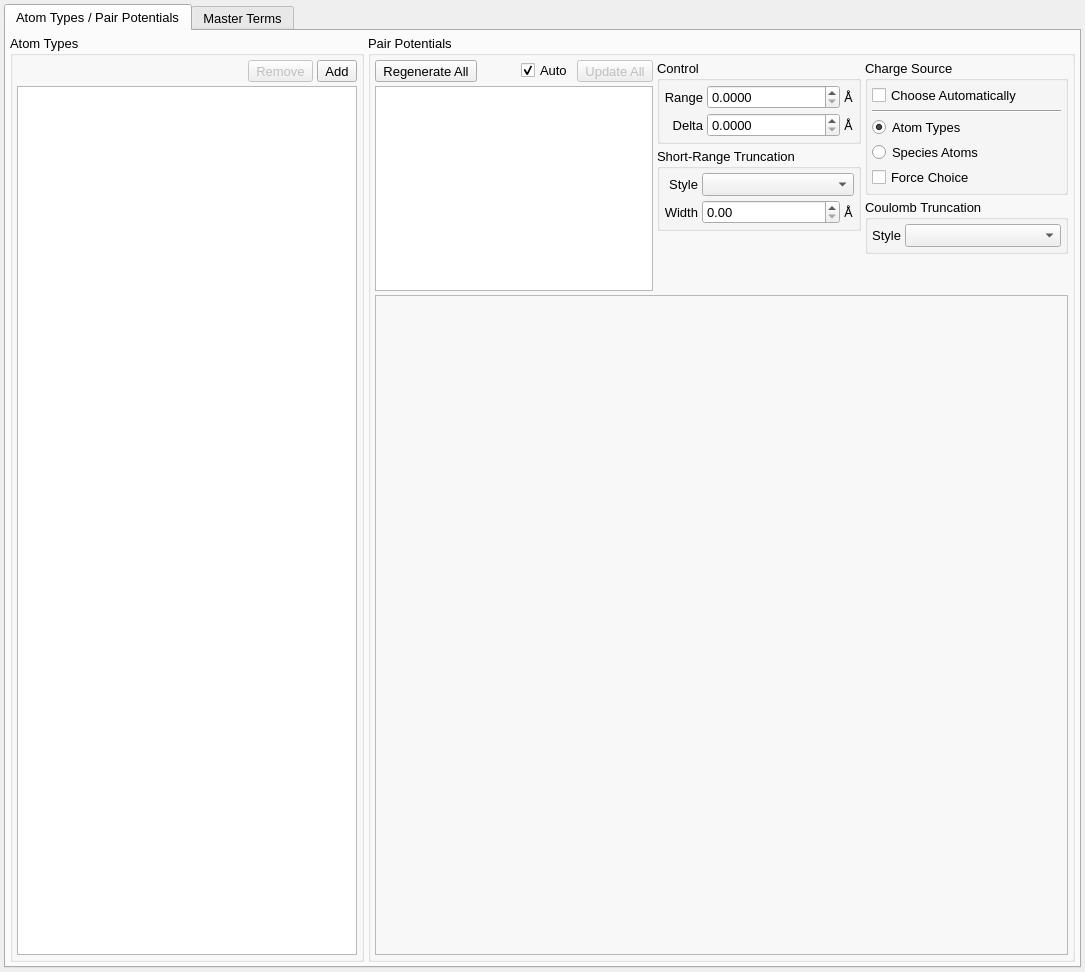
disorderedmaterials/dissolve, file src/gui/forcefieldtab.ui: the form before one commit.
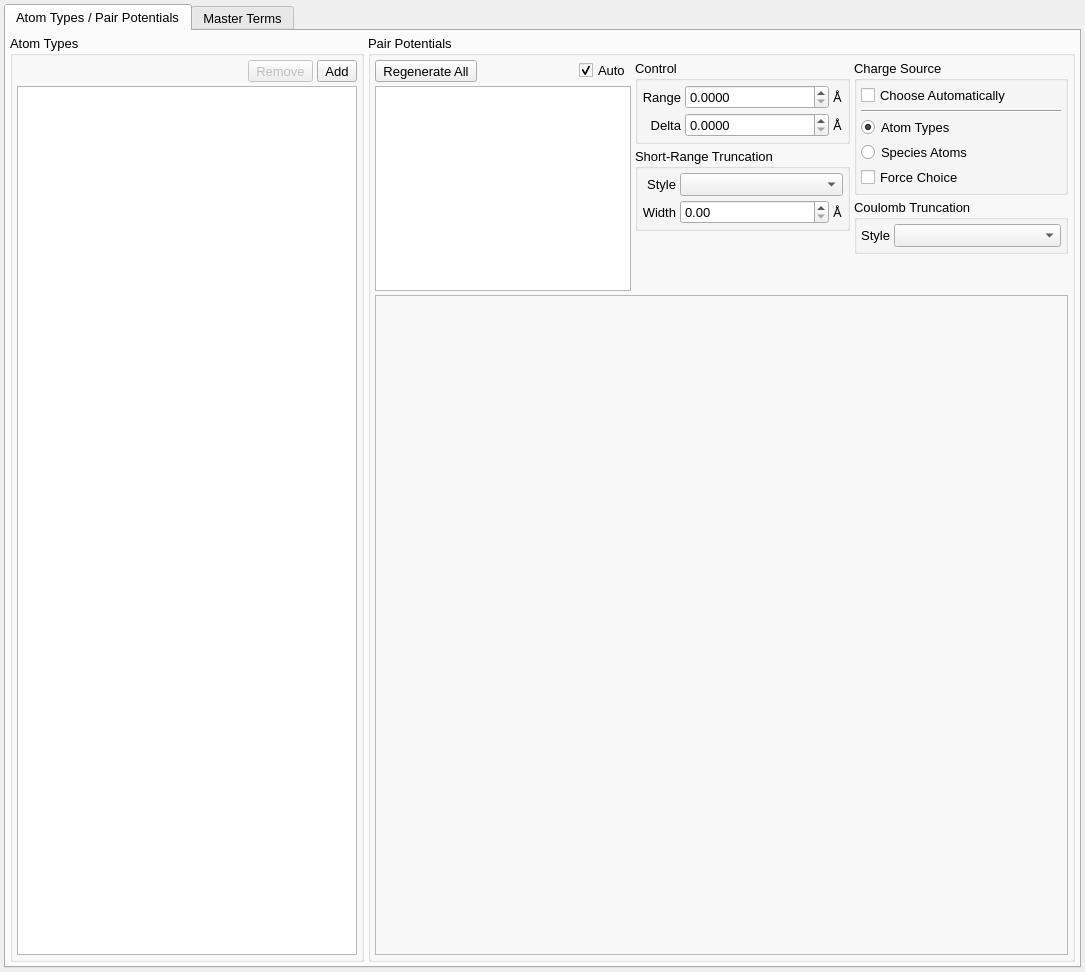
The form after the commit. Icons and pictures are not drawn. Custom widgets are drawn as their Qt base class.

Commit message: Better updating of pair potentials in GUI (fixes #831).

```diff
--- a/src/gui/forcefieldtab.ui
+++ b/src/gui/forcefieldtab.ui
@@ -269,35 +269,6 @@
                   </property>
                  </widget>
                 </item>
-                <item>
-                 <widget class="QToolButton" name="UpdatePairPotentialsButton">
-                  <property name="enabled">
-                   <bool>false</bool>
-                  </property>
-                  <property name="sizePolicy">
-                   <sizepolicy hsizetype="Fixed" vsizetype="Fixed">
-                    <horstretch>0</horstretch>
-                    <verstretch>0</verstretch>
-                   </sizepolicy>
-                  </property>
-                  <property name="text">
-                   <string>Update All</string>
-                  </property>
-                  <property name="icon">
-                   <iconset resource="main.qrc">
-                    <normaloff>:/general/icons/general_repeat.svg</normaloff>:/general/icons/general_repeat.svg</iconset>
-                  </property>
-                  <property name="iconSize">
-                   <size>
-                    <width>16</width>
-                    <height>16</height>
-                   </size>
-                  </property>
-                  <property name="toolButtonStyle">
-                   <enum>Qt::ToolButtonTextBesideIcon</enum>
-                  </property>
-                 </widget>
-                </item>
                </layout>
               </item>
               <item>
```
Left out of the diff: 19 changed lines with no effect on the pictures. The commit also changes 6 other files.
